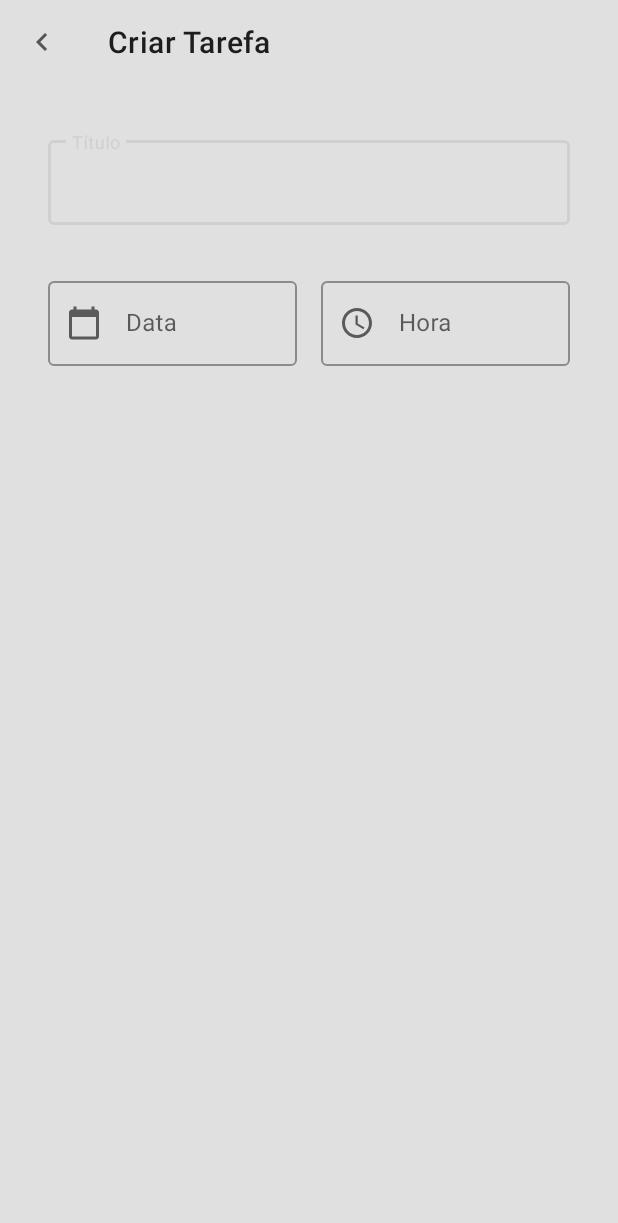
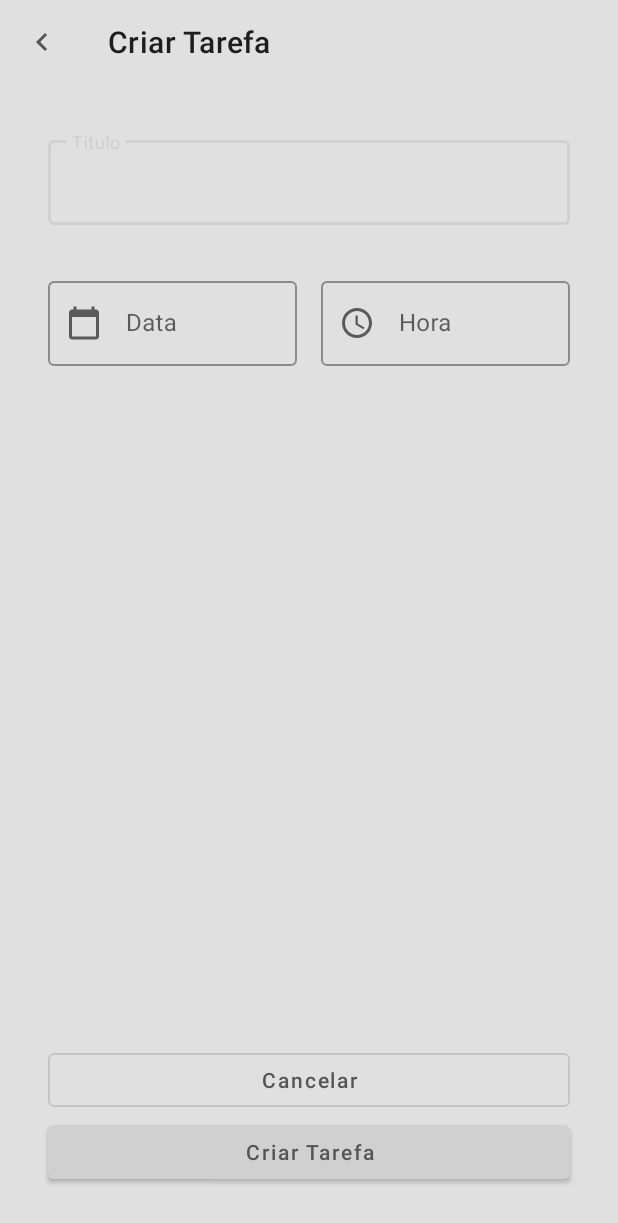
Before and after one commit to RedJocker/DioAndroidRoutineManagerApp, an Android app: the AddTaskActivity screen opened directly, with no data from a screen before it, on a phone screen of 412 x 824 dp. Shown: the top 1223 px of the screen. Run offline under Robolectric (Android 15) with nearby library versions, the phone set to English and light mode, and no system bars.

Commit message:
buttons on activity_add_task

```diff
--- a/app/src/main/res/layout/activity_add_task.xml
+++ b/app/src/main/res/layout/activity_add_task.xml
@@ -41,6 +41,7 @@
 
         <com.google.android.material.textfield.TextInputEditText
             android:inputType="text"
+            android:textColor="@color/black_base"
             android:layout_width="match_parent"
             android:layout_height="wrap_content"/>
 
@@ -61,6 +62,7 @@
 
         <com.google.android.material.textfield.TextInputEditText
             android:inputType="date"
+            android:textColor="@color/black_base"
             android:layout_width="match_parent"
             android:layout_height="wrap_content"/>
 
@@ -80,12 +82,41 @@
         app:layout_constraintStart_toEndOf="@id/til_date">
 
         <com.google.android.material.textfield.TextInputEditText
-            android:inputType="date"
+            android:inputType="time"
+            android:textColor="@color/black_base"
             android:layout_width="match_parent"
             android:layout_height="wrap_content"/>
 
     </com.google.android.material.textfield.TextInputLayout>
 
 
+    <com.google.android.material.button.MaterialButton
+        android:id="@+id/btn_cancel"
+        android:text="Cancelar"
+        android:textColor="@color/black_base"
+        android:textAllCaps="false"
+        style="@style/Widget.MaterialComponents.Button.OutlinedButton"
+        android:layout_width="0dp"
+        android:layout_height="wrap_content"
+
+        app:layout_constraintEnd_toEndOf="@id/guide_end"
+        app:layout_constraintBottom_toTopOf="@id/btn_new_task"
+        app:layout_constraintStart_toStartOf="@id/guide_start"/>
+
+    <com.google.android.material.button.MaterialButton
+        android:id="@+id/btn_new_task"
+        android:text="Criar Tarefa"
+        android:textAllCaps="false"
+        style="@style/Widget.MaterialComponents.Button"
+        android:layout_marginBottom="32dp"
+        android:layout_width="0dp"
+        android:layout_height="wrap_content"
+        app:layout_constraintEnd_toEndOf="@id/guide_end"
+        app:layout_constraintBottom_toBottomOf="parent"
+        app:layout_constraintStart_toStartOf="@id/guide_start"/>
+
+
+
+
 
 </androidx.constraintlayout.widget.ConstraintLayout>
```
